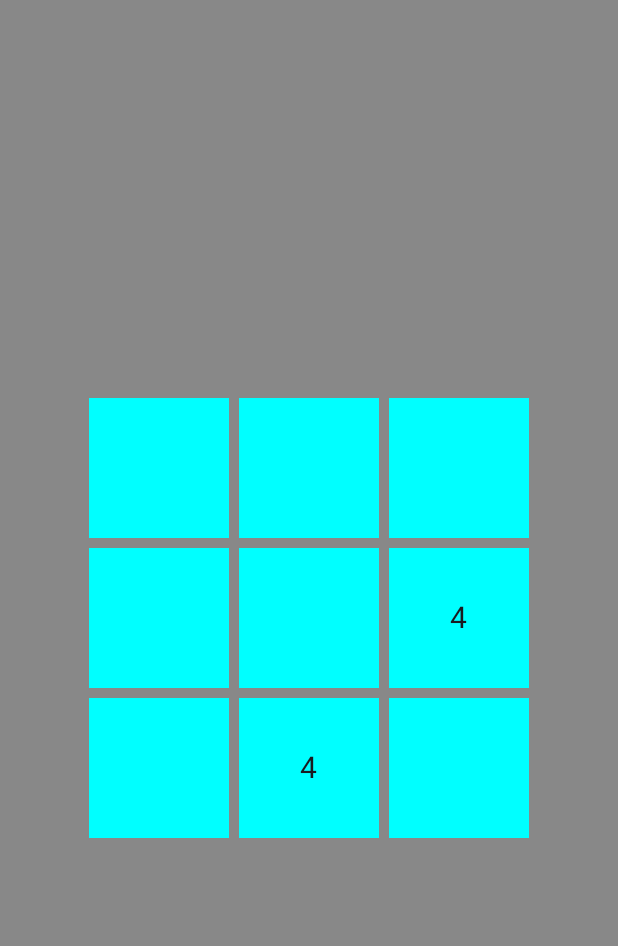
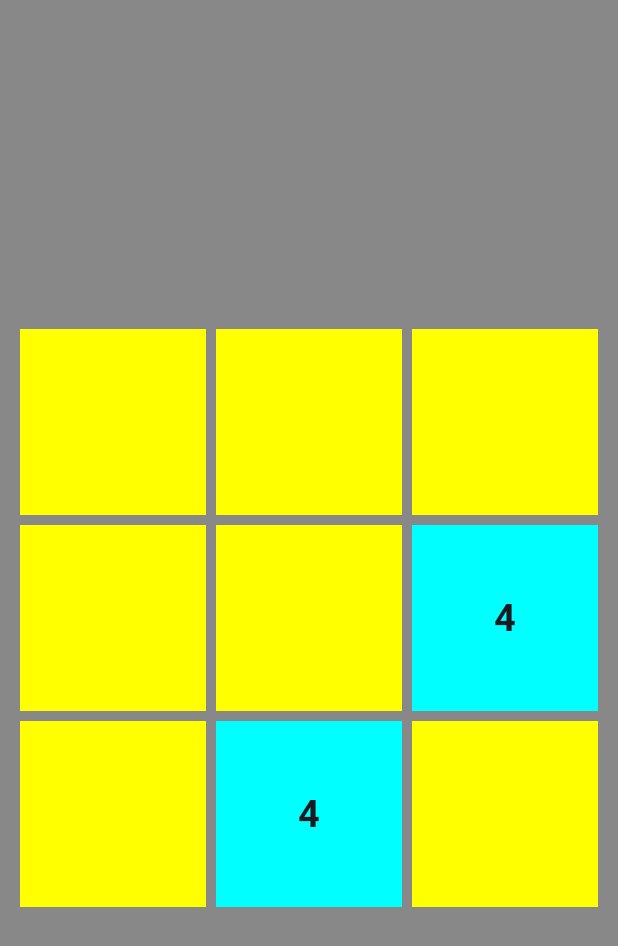
Before and after one commit to RNicolasMarin/2048, an Android app built with Jetpack Compose: the screen it shows after launch (MainActivity), on a phone screen of 412 x 824 dp. Shown: the top 946 px of the screen. Run offline under Robolectric (Android 15) with nearby library versions, the phone set to English and light mode, and no system bars.

Commit message:
Added: - Logic to check if there's another move to make or is game over - If the move didn't change the board stop the move number use case - Size on the Ui BoardGame more dynamic

```diff
--- a/app/src/main/java/com/example/two_zero_four_eight/ui/MainActivity.kt
+++ b/app/src/main/java/com/example/two_zero_four_eight/ui/MainActivity.kt
@@ -27,6 +27,9 @@ import androidx.compose.runtime.setValue
 import androidx.compose.ui.Alignment
 import androidx.compose.ui.Modifier
 import androidx.compose.ui.graphics.Color
+import androidx.compose.ui.platform.LocalConfiguration
+import androidx.compose.ui.text.font.FontWeight
+import androidx.compose.ui.unit.Dp
 import androidx.compose.ui.unit.dp
 import androidx.compose.ui.unit.sp
 import androidx.lifecycle.viewmodel.compose.viewModel
@@ -64,10 +67,13 @@ fun TwoZeroFourEightApp() {
             verticalArrangement = Arrangement.Center,
             horizontalAlignment = Alignment.CenterHorizontally
         ) {
-            Table(uiState.board, currentDirection)
+            val configuration = LocalConfiguration.current
+            val uiBoardSize = configuration.screenWidthDp.dp.minus(20.dp)
+            Table(uiState.board, currentDirection, uiBoardSize)
             if (uiState.isGameOver) {
                 Text(
-                    fontSize = 20.sp,
+                    fontSize = 25.sp,
+                    fontWeight = FontWeight.Bold,
                     text = "Game Over"
                 )
             }
@@ -87,42 +93,52 @@ fun TwoZeroFourEightApp() {
  * [currentDirection] allows to refresh the table. Check hot to fix this bug.
  * **/
 @Composable
-fun Table(tableData: List<List<Int>>, currentDirection: MovementDirection) {
+fun Table(tableData: List<List<Int>>, currentDirection: MovementDirection, uiBoardSize: Dp) {
     LazyColumn(
-        modifier = Modifier.background(Color.Blue)
+        modifier = Modifier
+            .width(uiBoardSize)
+            .height(uiBoardSize)
+            .background(Color.Blue)
     ) {
         items(
             items = tableData,
         ) { row ->
-            TableRow(rowData = row)
+            TableRow(rowData = row, uiBoardSize)
         }
     }
 }
 
 @Composable
-fun TableRow(rowData: List<Int>) {
-    LazyRow {
+fun TableRow(rowData: List<Int>, uiBoardSize: Dp) {
+    val uiCellSize = uiBoardSize.div(rowData.size)
+    LazyRow(
+        modifier = Modifier
+            .width(uiBoardSize)
+            .height(uiCellSize)
+            .background(Color.Red)
+    ) {
         items(
             items = rowData,
         ) { cellData ->
-            TableCell(cellData)
+            TableCell(cellData, uiCellSize)
         }
     }
 }
 
 @Composable
-fun TableCell(cellData: Int) {
+fun TableCell(cellData: Int, uiCellSize: Dp) {
     Box(
         modifier = Modifier
-            .width(100.dp)
-            .height(100.dp)
-            .background(color = Color.Cyan)
+            .width(uiCellSize)
+            .height(uiCellSize)
+            .background(color = if (cellData == DEFAULT_VALUE) Color.Yellow else Color.Cyan)
             .border(3.dp, Color.Gray)
             .padding(8.dp),
         contentAlignment = Alignment.Center
     ) {
         Text(
-            fontSize = 20.sp,
+            fontSize = 25.sp,
+            fontWeight = FontWeight.Bold,
             text = if (cellData == DEFAULT_VALUE) "" else cellData.toString()
         )
     }
```
Also changed, not shown: app/src/main/java/com/example/two_zero_four_eight/ui/TwoZeroFourEightViewModel.kt (+4 -4 lines), app/src/main/java/com/example/two_zero_four_eight/use_cases/IsTherePossibleMovesUseCase.kt (added, +56 -0 lines), app/src/main/java/com/example/two_zero_four_eight/use_cases/MoveNumbersUseCase.kt (+67 -33 lines), app/src/main/java/com/example/two_zero_four_eight/use_cases/utils/MoveNumberResult.kt (+4 -12 lines).
